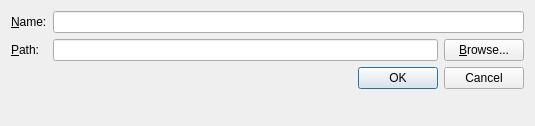
gtalent/wombat-editor, file newproject.ui: the form before one commit.
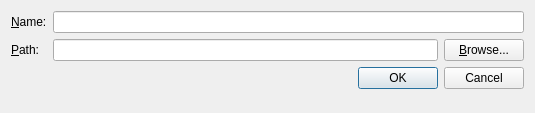
The form after the commit.

```diff
--- a/newproject.ui
+++ b/newproject.ui
@@ -10,7 +10,7 @@
     <x>0</x>
     <y>0</y>
     <width>535</width>
-    <height>126</height>
+    <height>113</height>
    </rect>
   </property>
   <property name="windowTitle">
```
